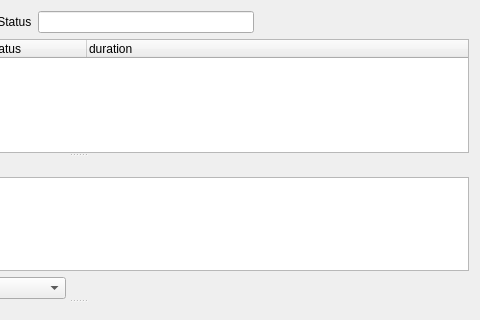
EmaroLab/OWL-ROSPlan, file rosplan_rqt/resource/dispatcher.ui: the form before one commit; both pictures show x 325 to 805 and y 0 to 320 of the 805 by 602 pixel window.
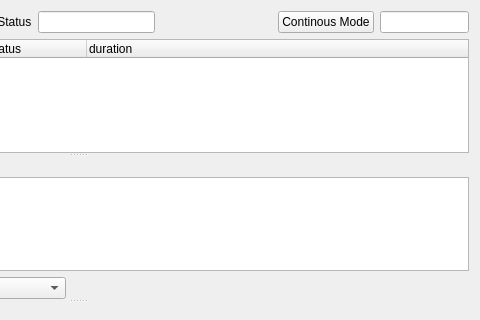
The form after the commit.

Commit message: added continuous mode to rqt-gui

What changed in the file:
```diff
--- a/rosplan_rqt/resource/dispatcher.ui
+++ b/rosplan_rqt/resource/dispatcher.ui
@@ -85,6 +85,47 @@
        </property>
       </spacer>
      </item>
+     <item>
+      <widget class="QPushButton" name="continuousModeToggle">
+       <property name="toolTip">
+        <string>&lt;html&gt;&lt;head/&gt;&lt;body&gt;&lt;p&gt;Launches planning after 5s if system status is &lt;span style=&quot; font-style:italic;&quot;&gt;Ready&lt;/span&gt;.&lt;/p&gt;&lt;/body&gt;&lt;/html&gt;</string>
+       </property>
+       <property name="text">
+        <string>Continous Mode</string>
+       </property>
+       <property name="checkable">
+        <bool>true</bool>
+       </property>
+       <property name="checked">
+        <bool>false</bool>
+       </property>
+       <property name="autoDefault">
+        <bool>false</bool>
+       </property>
+       <property name="default">
+        <bool>false</bool>
+       </property>
+       <property name="flat">
+        <bool>false</bool>
+       </property>
+      </widget>
+     </item>
+     <item>
+      <widget class="QLineEdit" name="continuousModeTimeout">
+       <property name="maximumSize">
+        <size>
+         <width>89</width>
+         <height>16777215</height>
+        </size>
+       </property>
+       <property name="cursor">
+        <cursorShape>BlankCursor</cursorShape>
+       </property>
+       <property name="readOnly">
+        <bool>true</bool>
+       </property>
+      </widget>
+     </item>
     </layout>
    </item>
    <item row="1" column="0">
```
The commit also changes 2 other files.
